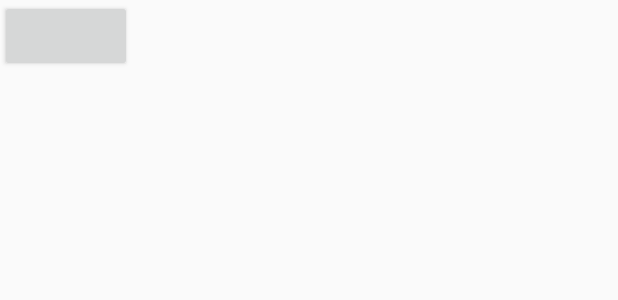
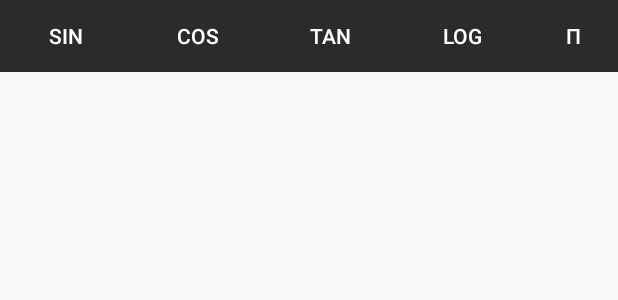
Before and after one commit to ZAHEER-svg/Calculator, an Android app: the layout fragment_scientific_calculator.xml on its own in the app's theme, with its tools: preview values and no code run, on a phone screen of 412 x 824 dp. Shown: the top 300 px of the screen. Run offline under Robolectric (Android 15) with nearby library versions, the phone set to English and light mode, and no system bars.

Commit message:
Added some buttons to the scientific fragment layout

```diff
--- a/app/src/main/res/layout/fragment_scientific_calculator.xml
+++ b/app/src/main/res/layout/fragment_scientific_calculator.xml
@@ -1,13 +1,51 @@
 <?xml version="1.0" encoding="utf-8"?>
-<FrameLayout xmlns:android="http://schemas.android.com/apk/res/android"
+<LinearLayout xmlns:android="http://schemas.android.com/apk/res/android"
     xmlns:tools="http://schemas.android.com/tools"
     android:layout_width="match_parent"
-    android:layout_height="match_parent"
+    android:layout_height="wrap_content"
+    android:orientation="vertical"
+    android:background="@color/darkGray"
     tools:context=".ScientificCalculatorFragment">
 
-    <Button
-        android:layout_width="wrap_content"
-        android:layout_height="wrap_content"
-        style="@style/BorderLessButton"/>
 
-</FrameLayout>
+
+    <LinearLayout
+        android:layout_width="match_parent"
+        android:layout_height="wrap_content">
+        <Button
+            android:id="@+id/sin_btn"
+            android:theme="@style/BorderLessButton"
+            android:layout_width="wrap_content"
+            android:layout_height="wrap_content"
+            android:text="@string/sin_btn_text" />
+
+        <Button
+            android:id="@+id/cos_btn"
+            android:theme="@style/BorderLessButton"
+            android:layout_width="wrap_content"
+            android:layout_height="wrap_content"
+            android:text="@string/cos_btn_text" />
+
+        <Button
+            android:id="@+id/tan_btn"
+            android:theme="@style/BorderLessButton"
+            android:layout_width="wrap_content"
+            android:layout_height="wrap_content"
+            android:text="@string/tan_btn_text" />
+
+        <Button
+            android:id="@+id/log_btn"
+            android:theme="@style/BorderLessButton"
+            android:layout_width="wrap_content"
+            android:layout_height="wrap_content"
+            android:text="@string/log_btn_text" />
+
+        <Button
+            android:id="@+id/pie_btn"
+            android:theme="@style/BorderLessButton"
+            android:layout_width="wrap_content"
+            android:layout_height="wrap_content"
+            android:text="@string/pie_btn_text" />
+    </LinearLayout>
+
+</LinearLayout>
--- a/app/src/main/res/values/colors.xml
+++ b/app/src/main/res/values/colors.xml
@@ -7,4 +7,5 @@
     <color name="teal_700">#FFA500</color>
     <color name="black">#FF000000</color>
     <color name="white">#FFFFFFFF</color>
+    <color name="darkGray">#2b2b2b</color>
 </resources>
--- a/app/src/main/res/values/strings.xml
+++ b/app/src/main/res/values/strings.xml
@@ -22,6 +22,7 @@
     <string name="cos_btn_text">cos</string>
     <string name="tan_btn_text">tan</string>
     <string name="log_btn_text">log</string>
+    <string name="pie_btn_text">&#960;</string>
     <!-- TODO: Remove or change this placeholder text -->
     <string name="hello_blank_fragment">Hello blank fragment</string>
 </resources>
--- a/app/src/main/res/values/styles.xml
+++ b/app/src/main/res/values/styles.xml
@@ -2,5 +2,6 @@
 <resources>
     <style name="BorderLessButton" parent="Theme.AppCompat.DayNight.NoActionBar">
         <item name="buttonStyle">@style/Widget.AppCompat.Button.Borderless</item>
+        <item name="android:textColor">@color/white</item>
     </style>
 </resources>
--- a/app/src/main/res/values/themes.xml
+++ b/app/src/main/res/values/themes.xml
@@ -12,6 +12,5 @@
         <!-- Status bar color. -->
         <item name="android:statusBarColor" tools:targetApi="l">?attr/colorPrimaryVariant</item>
         <!-- Customize your theme here. -->
-
     </style>
 </resources>
```
